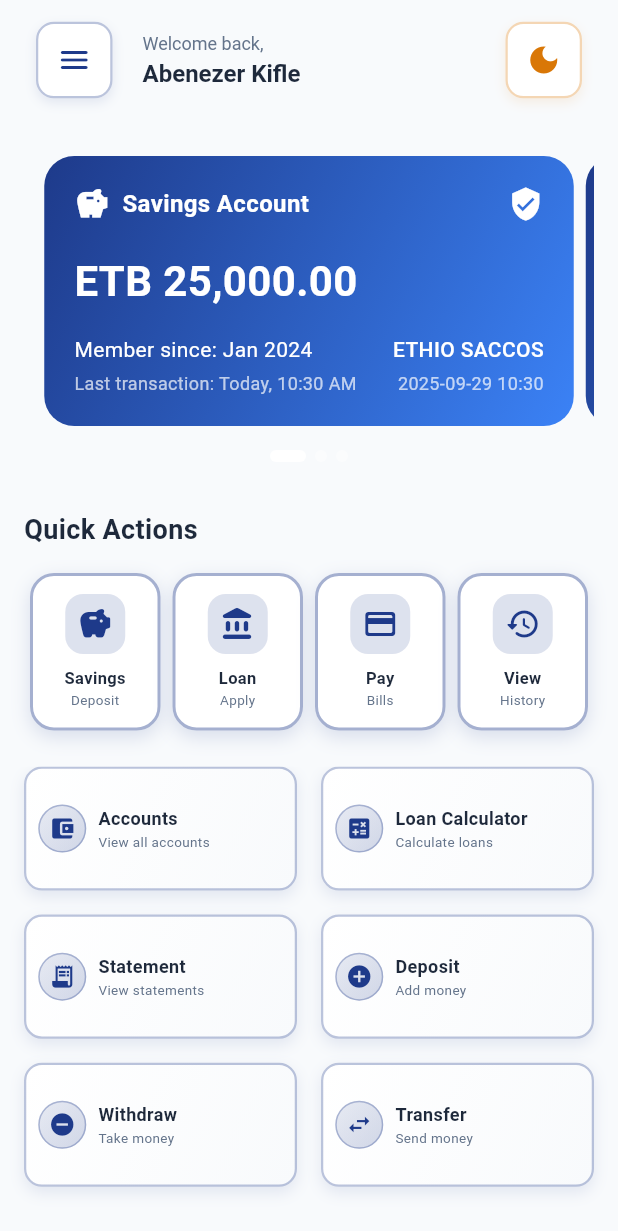
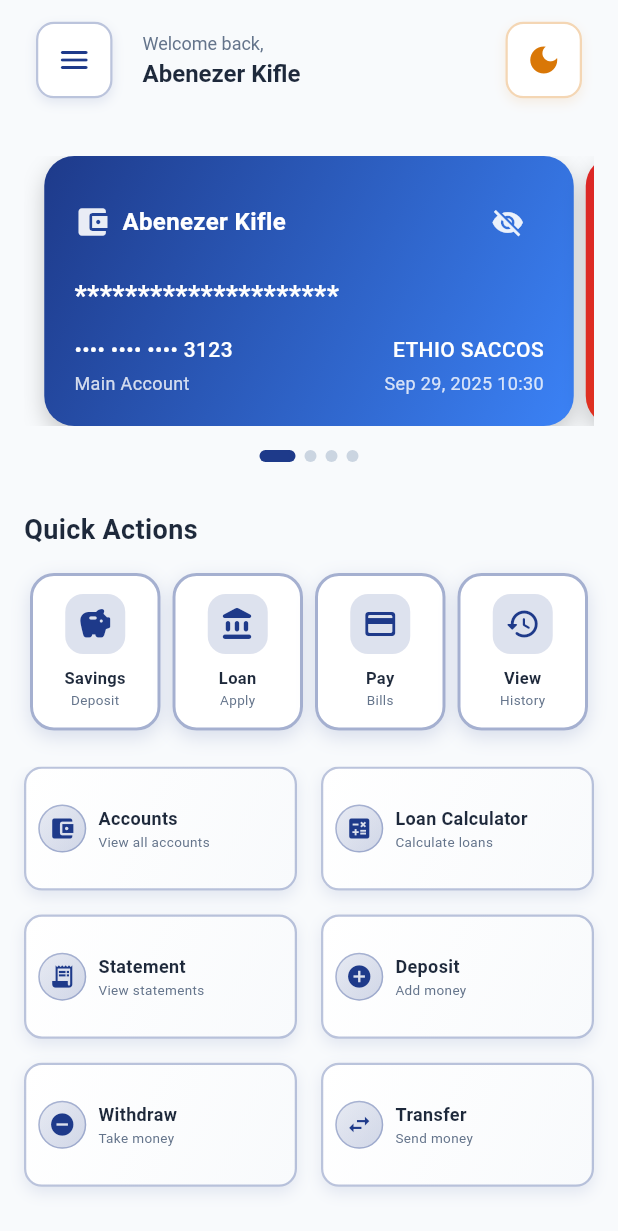
Before and after one commit to abenooo/ethio_saccos, a Flutter app: the HomeScreen screen opened directly, on a phone screen of 412 x 824 dp. Shown: the top 1231 px of the screen. Run offline on Flutter 3.47's test engine with Material 3 defaults, Android fonts, the phone set to English and light mode, and no system bars; our stand-ins replace curved_navigation_bar, shared_preferences; accounts and stored records are empty.

Commit message:
Add click to see each cards details

```diff
--- a/lib/core/widgets/card_carousel.dart
+++ b/lib/core/widgets/card_carousel.dart
@@ -1,4 +1,8 @@
 import 'package:flutter/material.dart';
+import 'package:intl/intl.dart';
+import '../theme/theme.dart';
+import '../../features/home/screens/transaction_details_screen.dart' as details;
+import '../../features/loans/screens/loan_details_screen.dart';
 
 class CardCarousel extends StatefulWidget {
   final bool isDark;
@@ -20,27 +24,35 @@ class _CardCarouselState extends State<CardCarousel> {
 
   final PageController _pageController = PageController(viewportFraction: _kViewportFraction);
   int _currentPage = 0;
+  bool _obscure = true;
 
   final List<CardData> _cards = [
     CardData(
+      title: 'Abenezer Kifle',
+      amount: '2,000,000.00 ETB',
+      info1: '1213123123123123',
+      info2: 'Main Account',
+      icon: Icons.account_balance_wallet,
+    ),
+    CardData(
+      title: 'Personal Loan',
+      amount: '50,000.00 ETB',
+      info1: '1213123123123456',
+      info2: 'Loan Account',
+      icon: Icons.account_balance,
+    ),
+    CardData(
       title: 'Savings Account',
-      amount: 'ETB 25,000.00',
-      info1: 'Member since: Jan 2024',
-      info2: 'Last transaction: Today, 10:30 AM',
+      amount: '85,500.00 ETB',
+      info1: '1213123123123789',
+      info2: 'Savings Account',
       icon: Icons.savings,
     ),
     CardData(
-      title: 'Loan Account',
-      amount: 'ETB 100,000.00',
-      info1: 'Due date: March 30, 2024',
-      info2: 'Interest rate: 12% p.a',
-      icon: Icons.account_balance_wallet,
-    ),
-    CardData(
       title: 'Share Account',
-      amount: '250 Shares',
-      info1: 'Value: ETB 25,000',
-      info2: 'Dividend rate: 15%',
+      amount: '45,000.00 ETB',
+      info1: '1213123123123890',
+      info2: 'Share Investment',
       icon: Icons.pie_chart,
     ),
   ];
@@ -72,9 +84,8 @@ class _CardCarouselState extends State<CardCarousel> {
 
   Widget _buildDotIndicator(int index) {
     final isSelected = _currentPage == index;
-    final color = isSelected
-        ? Colors.white
-        : Colors.white.withValues(alpha: 0.4);
+    final palette = Theme.of(context).extension<AppPalette>()!;
+    final color = isSelected ? palette.dotActive : palette.dotInactive;
 
     return AnimatedContainer(
       duration: const Duration(milliseconds: 300),
@@ -89,22 +100,92 @@ class _CardCarouselState extends State<CardCarousel> {
   }
 
   Widget _buildCard(CardData card) {
-    return Container(
+    final isLoan = card.title.toLowerCase().contains('loan');
+    final isShare = card.title.toLowerCase().contains('share');
+
+    final String displayedAmount = _obscure
+        ? '*********************'
+        : (isLoan ? '- ${card.amount}' : card.amount);
+
+    // Premium gradient for each card type
+    Gradient cardGradient;
+    if (isLoan) {
+      cardGradient = const LinearGradient(
+        begin: Alignment.topLeft,
+        end: Alignment.bottomRight,
+        colors: [Color(0xFFDC2626), Color(0xFFEA580C)], // Error red to warning orange
+      );
+    } else if (isShare) {
+      cardGradient = const LinearGradient(
+        begin: Alignment.topLeft,
+        end: Alignment.bottomRight,
+        colors: [Color(0xFFD97706), Color(0xFFEA580C)], // Accent gold to warning orange
+      );
+    } else {
+      cardGradient = const LinearGradient(
+        begin: Alignment.topLeft,
+        end: Alignment.bottomRight,
+        colors: [Color(0xFF1E3A8A), Color(0xFF3B82F6)], // Primary blue to light blue
+      );
+    }
+
+    return InkWell(
+      borderRadius: BorderRadius.circular(20),
+      onTap: () {
+        if (isLoan) {
+          Navigator.of(context).push(
+            MaterialPageRoute(
+              builder: (_) => LoanDetailsScreen(
+                title: card.title,
+                loanAmount: 50000,
+                interestRate: 12.0,
+                loanTermMonths: 24,
+                startDate: DateTime(2023, 1, 1),
+              ),
+            ),
+          );
+        } else {
+          Navigator.of(context).push(
+            MaterialPageRoute(
+              builder: (_) => details.TransactionDetailsScreen(
+                title: card.title,
+                isLoan: isLoan,
+                isShare: isShare,
+              ),
+            ),
+          );
+        }
+      },
+      child: Container(
         margin: const EdgeInsets.symmetric(horizontal: 4),
         decoration: BoxDecoration(
-        gradient: widget.cardGradient,
+          gradient: cardGradient,
           borderRadius: BorderRadius.circular(20),
+          boxShadow: [
+            BoxShadow(
+              color: Colors.black.withOpacity(0.2),
+              blurRadius: 12,
+              offset: const Offset(0, 6),
+            ),
+          ],
         ),
         padding: const EdgeInsets.all(20),
         child: Column(
           crossAxisAlignment: CrossAxisAlignment.start,
+          mainAxisAlignment: MainAxisAlignment.spaceBetween,
           children: [
             _buildCardHeader(card),
-          const Spacer(),
-          _buildAmount(card.amount),
-          const SizedBox(height: 16),
+            Text(
+              displayedAmount,
+              style: const TextStyle(
+                color: Colors.white,
+                fontSize: 18,
+                fontWeight: FontWeight.bold,
+              ),
+            ),
             _buildCardFooter(card),
           ],
+        ),
       ),
     );
   }
@@ -114,40 +195,34 @@ class _CardCarouselState extends State<CardCarousel> {
       children: [
         Icon(
           card.icon,
-          color: widget.isDark ? Colors.white70 : Colors.white,
+          color: Colors.white.withOpacity(0.9),
           size: 24,
         ),
         const SizedBox(width: 8),
         Expanded(
           child: Text(
             card.title,
-            style: TextStyle(
-              color: widget.isDark ? Colors.white70 : Colors.white,
+            style: const TextStyle(
+              color: Colors.white,
               fontSize: 16,
               fontWeight: FontWeight.w600,
             ),
             overflow: TextOverflow.ellipsis,
           ),
         ),
-        Icon(
-          Icons.verified_user,
-          color: widget.isDark ? Colors.white70 : Colors.white,
-          size: 24,
+        IconButton(
+          icon: Icon(
+            _obscure ? Icons.visibility_off : Icons.visibility,
+            color: Colors.white.withOpacity(0.9),
+            size: 22,
+          ),
+          onPressed: () => setState(() => _obscure = !_obscure),
+          splashRadius: 18,
         ),
       ],
     );
   }
 
-  Widget _buildAmount(String amount) {
-    return Text(
-      amount,
-      style: const TextStyle(
-        color: Colors.white,
-        fontSize: 28,
-        fontWeight: FontWeight.w600,
-      ),
-    );
-  }
 
   Widget _buildCardFooter(CardData card) {
     return Row(
@@ -157,10 +232,11 @@ class _CardCarouselState extends State<CardCarousel> {
             crossAxisAlignment: CrossAxisAlignment.start,
             children: [
               Text(
-                card.info1,
-                style: TextStyle(
-                  color: widget.isDark ? Colors.white70 : Colors.white,
+                _obscure ? '•••• •••• •••• ${card.info1.length >= 4 ? card.info1.substring(card.info1.length - 4) : card.info1}' : card.info1,
+                style: const TextStyle(
+                  color: Colors.white,
                   fontSize: 14,
+                  fontWeight: FontWeight.w500,
                 ),
                 overflow: TextOverflow.ellipsis,
               ),
@@ -168,7 +244,7 @@ class _CardCarouselState extends State<CardCarousel> {
               Text(
                 card.info2,
                 style: TextStyle(
-                  color: widget.isDark ? Colors.white60 : Colors.white70,
+                  color: Colors.white.withOpacity(0.8),
                   fontSize: 12,
                 ),
                 overflow: TextOverflow.ellipsis,
@@ -180,19 +256,19 @@ class _CardCarouselState extends State<CardCarousel> {
         Column(
           crossAxisAlignment: CrossAxisAlignment.end,
           children: [
-            Text(
+            const Text(
               'ETHIO SACCOS',
               style: TextStyle(
-                color: widget.isDark ? Colors.white70 : Colors.white,
+                color: Colors.white,
                 fontSize: 14,
                 fontWeight: FontWeight.w500,
               ),
             ),
             const SizedBox(height: 4),
             Text(
-              DateTime.now().toString().substring(0, 16),
+              DateFormat.yMMMd().add_Hm().format(DateTime.now()),
               style: TextStyle(
-                color: widget.isDark ? Colors.white60 : Colors.white70,
+                color: Colors.white.withOpacity(0.8),
                 fontSize: 12,
               ),
             ),
```
Lines whose indentation alone changed are shown as unchanged.
